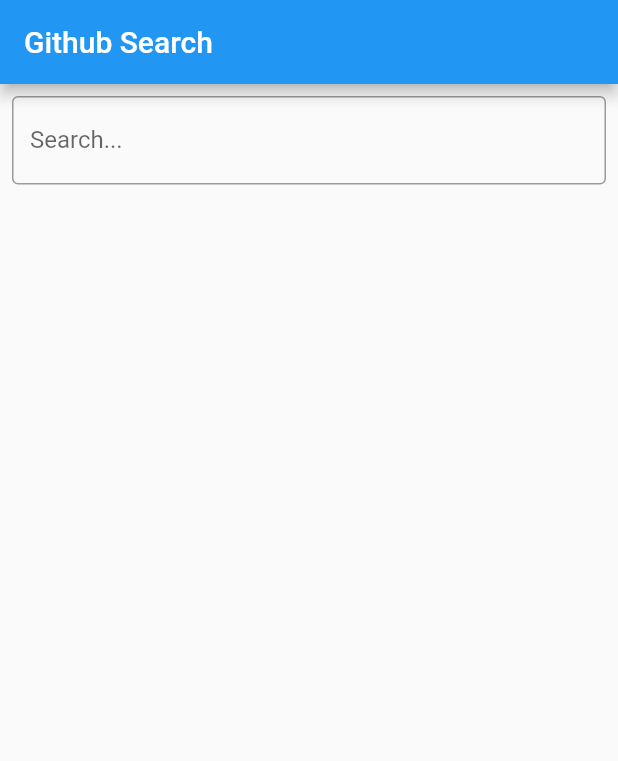
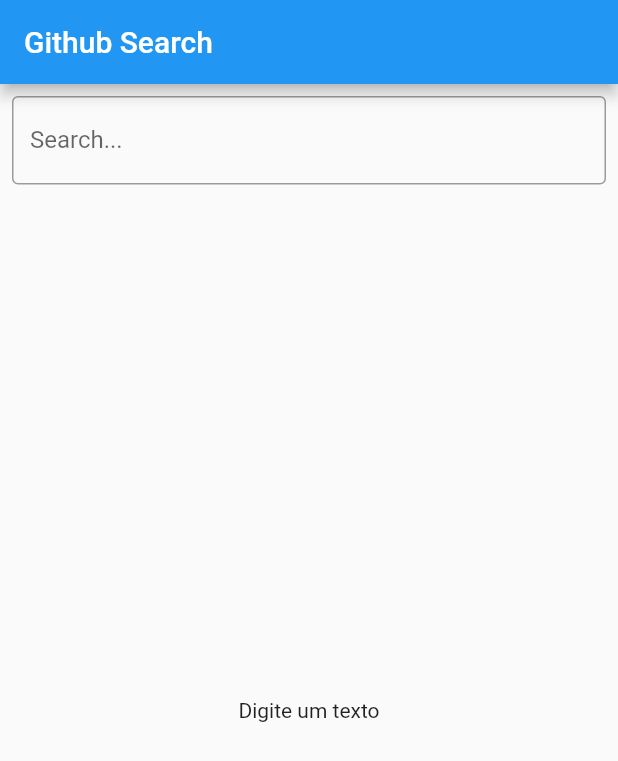
Before and after one commit to mateus-araujo/flutter-clean-architecture, a Flutter app: the screen it shows after launch, on a phone screen of 412 x 824 dp. Shown: the top 761 px of the screen. Run offline on Flutter 3.47's test engine with Material 2 defaults, Android fonts, the phone set to English and light mode, and no system bars; our stand-ins replace bloc, dartz, dio, flutter_modular, rxdart.

Commit message:
feat(presenter): show results @SearchPage

```diff
--- a/lib/modules/search/infra/datasources/search_datasource.dart
+++ b/lib/modules/search/infra/datasources/search_datasource.dart
@@ -1,4 +1,4 @@
-import 'package:clean_architecture/modules/search/infra/models/resul_search_model.dart';
+import 'package:clean_architecture/modules/search/infra/models/result_search_model.dart';
 
 abstract class SearchDatasource {
   Future<List<ResultSearchModel>> getSearch(String searchText);
--- a/lib/modules/search/presenter/search/search_page.dart
+++ b/lib/modules/search/presenter/search/search_page.dart
@@ -1,4 +1,8 @@
 import 'package:flutter/material.dart';
+import 'package:flutter_modular/flutter_modular.dart';
+
+import 'package:clean_architecture/modules/search/presenter/search/search_bloc.dart';
+import 'package:clean_architecture/modules/search/presenter/search/states/state.dart';
 
 class SearchPage extends StatefulWidget {
   @override
@@ -6,6 +10,14 @@ class SearchPage extends StatefulWidget {
 }
 
 class _SearchPageState extends State<SearchPage> {
+  final bloc = Modular.get<SearchBloc>();
+
+  @override
+  void dispose() {
+    super.dispose();
+    bloc.close();
+  }
+
   @override
   Widget build(BuildContext context) {
     return Scaffold(
@@ -17,6 +29,7 @@ class _SearchPageState extends State<SearchPage> {
           Padding(
             padding: const EdgeInsets.only(right: 8, left: 8, top: 8),
             child: TextField(
+              onChanged: bloc.add,
               decoration: InputDecoration(
                 border: OutlineInputBorder(),
                 labelText: "Search...",
@@ -24,9 +37,49 @@ class _SearchPageState extends State<SearchPage> {
             ),
           ),
           Expanded(
-            child: ListView.builder(itemBuilder: (_, id) {
-              return ListTile();
-            }),
+            child: StreamBuilder<Object>(
+              stream: bloc.stream,
+              builder: (context, snapshot) {
+                final state = bloc.state;
+
+                if (state is SearchStart) {
+                  return Center(
+                    child: Text('Digite um texto'),
+                  );
+                }
+
+                if (state is SearchError) {
+                  return Center(
+                    child: Text('Houve um error'),
+                  );
+                }
+
+                if (state is SearchLoading) {
+                  return Center(
+                    child: CircularProgressIndicator(),
+                  );
+                }
+
+                final list = (state as SearchSuccess).list;
+
+                return ListView.builder(
+                  itemCount: list.length,
+                  itemBuilder: (_, id) {
+                    final item = list[id];
+
+                    return ListTile(
+                      leading: item.img == null
+                          ? Container()
+                          : CircleAvatar(
+                              backgroundImage: NetworkImage(item.img),
+                            ),
+                      title: Text(item.title ?? ""),
+                      subtitle: Text(item.content ?? ""),
+                    );
+                  },
+                );
+              },
+            ),
           ),
         ],
       ),
--- a/pubspec.yaml
+++ b/pubspec.yaml
@@ -12,6 +12,7 @@ dependencies:
   dio: ^3.0.10
   flutter_modular: ^2.0.1
   bloc: ^7.0.0
+  rxdart: ^0.26.0
 dev_dependencies:
   flutter_test:
     sdk: flutter
```
Also changed, not shown: lib/app/app_module.dart (+7 -4 lines), lib/modules/search/presenter/search/search_bloc.dart (+9 -0 lines), pubspec.lock, 1 other file.
